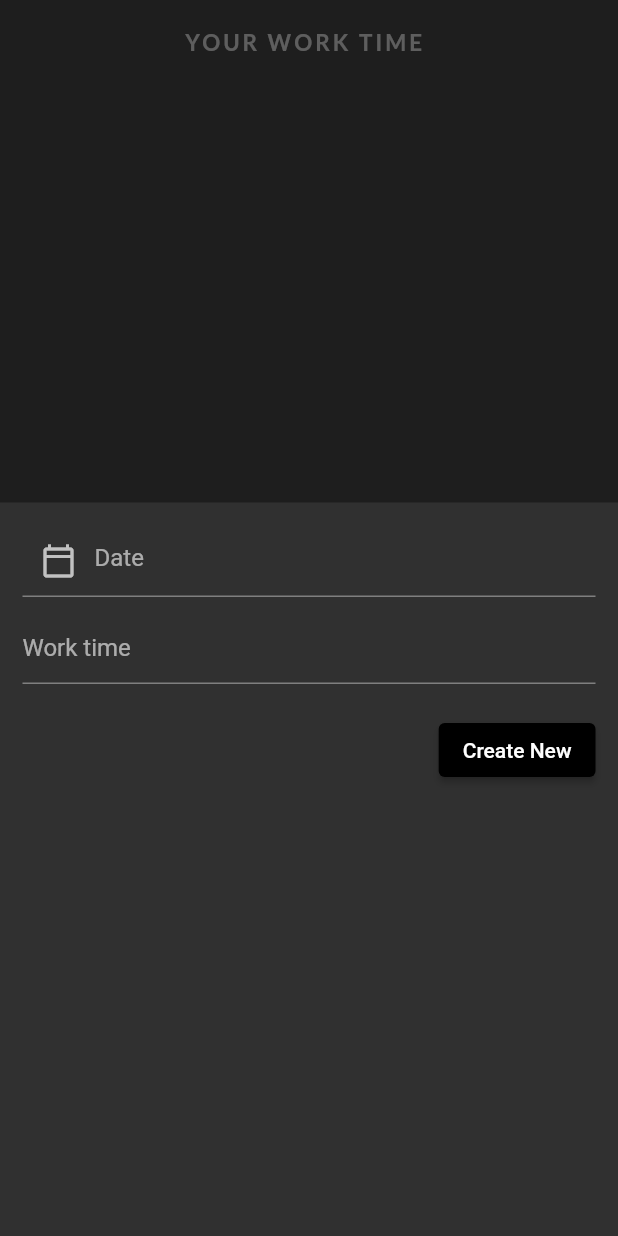
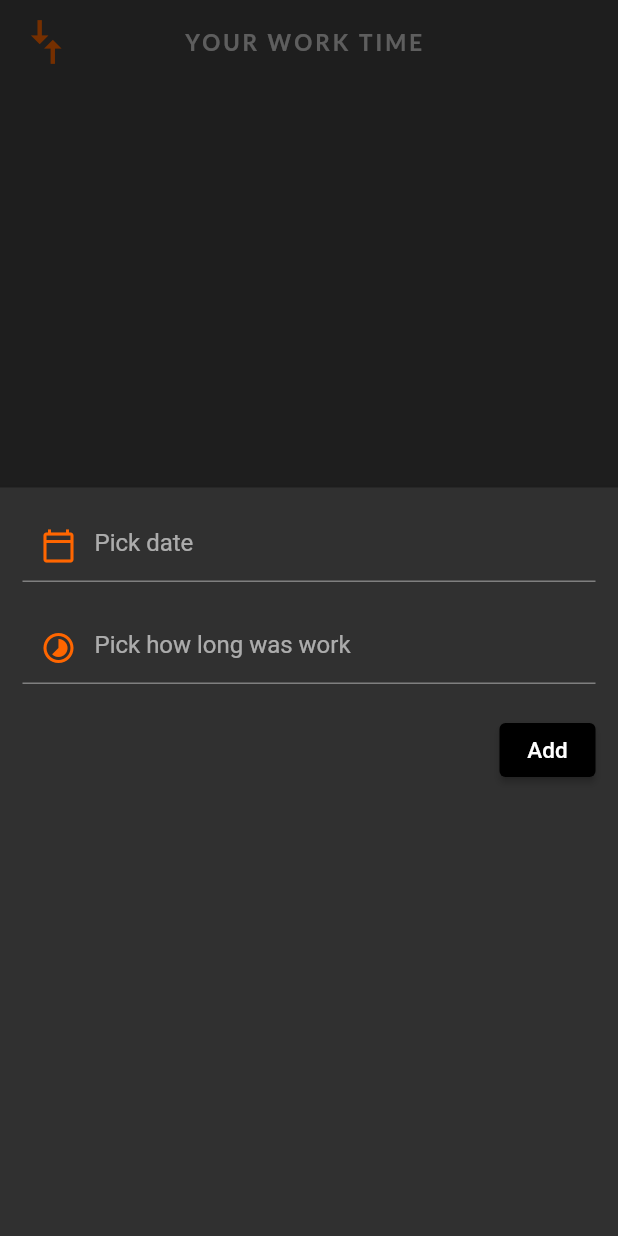
Before and after one commit to dariapichlak/work_time, a Flutter app: the screen it shows after launch, item 2 of the bottom bar chosen, after a tap on the "edit" icon, on a phone screen of 412 x 824 dp. Run offline on Flutter 3.47's test engine with Material 2 defaults, Android fonts, the phone set to English and light mode, and no system bars; our stand-ins replace google_fonts, sqflite; accounts and stored records are empty.

Commit message:
Implement TimePicker

```diff
--- a/lib/main.dart
+++ b/lib/main.dart
@@ -11,6 +11,12 @@ class MyApp extends StatelessWidget {
   @override
   Widget build(BuildContext context) {
     return MaterialApp(
+      builder: (context, child) {
+        return MediaQuery(
+          data: MediaQuery.of(context).copyWith(alwaysUse24HourFormat: true),
+          child: child!,
+        );
+      },
       title: 'Flutter Demo',
       debugShowCheckedModeBanner: false,
       theme: ThemeData.dark(),
--- a/lib/pages/home_page.dart
+++ b/lib/pages/home_page.dart
@@ -1,7 +1,6 @@
 import 'package:flutter/material.dart';
 import 'package:work_time/pages/notes_page.dart';
 import 'package:work_time/pages/timer_page.dart';
-import 'package:intl/intl.dart';
 
 class HomePage extends StatefulWidget {
   const HomePage({
--- a/lib/pages/notes_page.dart
+++ b/lib/pages/notes_page.dart
@@ -13,21 +13,23 @@ class NotesPage extends StatefulWidget {
 }
 
 class _NotesPageState extends State<NotesPage> {
-  // All journals
-  List<Map<String, dynamic>> _journals = [];
+  List<Map<String, dynamic>> journals = [];
+  bool orderByDateDescending = false;
+  bool isLoading = true;
 
-  bool _isLoading = true;
+  TimeOfDay time = const TimeOfDay(hour: 10, minute: 30);
+
   void _refreshJournals() async {
     final data = await SQLHelper.getItems();
     setState(() {
-      _journals = data;
-      _isLoading = false;
+      journals = data;
+      isLoading = false;
     });
   }
 
-  DateTime _dateTime = DateTime.now();
+  DateTime dateTime = DateTime.now();
   _selectedDate(BuildContext context) async {
-    var _pickedDate = await showDatePicker(
+    var pickedDate = await showDatePicker(
       context: context,
       initialDate: DateTime.now(),
       firstDate: DateTime(2022),
@@ -37,7 +39,7 @@ class _NotesPageState extends State<NotesPage> {
       builder: (context, child) => Theme(
         data: ThemeData().copyWith(
             colorScheme: const ColorScheme.dark(
-              primary: Colors.orange,
+              primary: Color.fromARGB(255, 255, 102, 0),
               onPrimary: Colors.white,
               surface: Colors.black,
             ),
@@ -46,10 +48,10 @@ class _NotesPageState extends State<NotesPage> {
       ),
     );
 
-    if (_pickedDate != null) {
+    if (pickedDate != null) {
       setState(() {
-        _dateTime = _pickedDate;
-        _dateController.text = DateFormat('yyyy-MM-dd').format(_pickedDate);
+        dateTime = pickedDate;
+        _dateController.text = DateFormat('yyyy-MM-dd').format(pickedDate);
       });
     }
   }
@@ -57,7 +59,7 @@ class _NotesPageState extends State<NotesPage> {
   @override
   void initState() {
     super.initState();
-    _refreshJournals(); // Loading the diary when the app starts
+    _refreshJournals();
   }
 
   final TextEditingController _dateController = TextEditingController();
@@ -66,7 +68,7 @@ class _NotesPageState extends State<NotesPage> {
   void _showForm(int? id) async {
     if (id != null) {
       final existingJournal =
-          _journals.firstWhere((element) => element['id'] == id);
+          journals.firstWhere((element) => element['id'] == id);
       _dateController.text = existingJournal['date'];
       _worktimeController.text = existingJournal['worktime'];
     }
@@ -88,29 +90,76 @@ class _NotesPageState extends State<NotesPage> {
                 children: [
                   TextField(
                     controller: _dateController,
+                    keyboardType: TextInputType.number,
+                    cursorColor: const Color.fromARGB(255, 255, 102, 0),
                     decoration: InputDecoration(
-                      hintText: 'Date',
+                      focusedBorder: const OutlineInputBorder(
+                        borderSide: BorderSide(
+                          color: Color.fromARGB(255, 255, 102, 0),
+                        ),
+                      ),
+                      hintText: 'Pick date',
                       prefixIcon: InkWell(
                         onTap: () {
                           _selectedDate(context);
                         },
-                        child: const Icon(Icons.calendar_today_outlined),
+                        child: const Icon(
+                          Icons.calendar_today_outlined,
+                          color: Color.fromARGB(255, 255, 102, 0),
+                        ),
                       ),
                     ),
                   ),
                   const SizedBox(
-                    height: 10,
+                    height: 20,
                   ),
                   TextField(
                     controller: _worktimeController,
-                    decoration: const InputDecoration(hintText: 'Work time'),
+                    keyboardType: TextInputType.number,
+                    cursorColor: const Color.fromARGB(255, 255, 102, 0),
+                    decoration: InputDecoration(
+                      focusedBorder: const OutlineInputBorder(
+                        borderSide: BorderSide(
+                          color: Color.fromARGB(255, 255, 102, 0),
+                        ),
+                      ),
+                      hintText: 'Pick how long was work',
+                      prefixIcon: InkWell(
+                        onTap: () async {
+                          TimeOfDay? newTime = await showTimePicker(
+                            context: context,
+                            initialTime: time,
+                            builder: (context, child) => Theme(
+                              data: ThemeData().copyWith(
+                                  colorScheme: const ColorScheme.dark(
+                                    primary: Colors.white,
+                                    onPrimary: Color.fromARGB(255, 255, 102, 0),
+                                    surface: Colors.black,
+                                  ),
+                                  dialogBackgroundColor: Colors.black),
+                              child: child!,
+                            ),
+                          );
+                          if (newTime == null) return;
+                          setState(() {
+                            time = newTime;
+                          });
+                          _worktimeController.text =
+                              time.format(context).toString();
+                        },
+                        child: const Icon(
+                          Icons.timelapse,
+                          color: Color.fromARGB(255, 255, 102, 0),
+                        ),
+                      ),
+                    ),
                   ),
                   const SizedBox(
                     height: 20,
                   ),
                   ElevatedButton(
-                    style:
-                        ElevatedButton.styleFrom(backgroundColor: Colors.black),
+                      style: ElevatedButton.styleFrom(
+                          backgroundColor: Colors.black),
                       onPressed: () async {
                         if (id == null) {
                           await _addItem();
@@ -119,8 +168,13 @@ class _NotesPageState extends State<NotesPage> {
                         _worktimeController.text = '';
                         Navigator.of(context).pop();
                       },
-                    child: const Text('Create New'),
-                  )
+                      child: const Text(
+                        'Add',
+                        style: TextStyle(
+                          color: Colors.white,
+                          fontSize: 15,
+                        ),
+                      )),
                 ],
               ),
             ));
@@ -145,13 +199,23 @@ class _NotesPageState extends State<NotesPage> {
       appBar: AppBar(
         backgroundColor: const Color.fromARGB(255, 65, 65, 65),
         elevation: 0,
-        leading: IconButton(
-          icon: const Icon(
-            Icons.circle,
-            color: Colors.transparent,
-            size: 30,
+        leading: Padding(
+          padding: const EdgeInsets.only(left: 15.0),
+          child: IconButton(
+            icon: const RotatedBox(
+              quarterTurns: 1,
+              child: Icon(
+                Icons.compare_arrows,
+                color: Color.fromARGB(255, 255, 102, 0),
+                size: 35,
               ),
-          onPressed: () {},
+            ),
+            onPressed: () {
+              setState(() {
+                journals = journals.reversed.toList();
+              });
+            },
+          ),
         ),
         actions: [
           Padding(
@@ -180,36 +244,58 @@ class _NotesPageState extends State<NotesPage> {
         ),
       ),
       backgroundColor: const Color.fromARGB(255, 65, 65, 65),
-      body: _isLoading
+      body: isLoading
           ? const Center(
               child: CircularProgressIndicator(
                 color: Color.fromARGB(255, 255, 102, 0),
               ),
             )
-          : ListView.builder(
-              itemCount: _journals.length,
-              itemBuilder: (context, index) => Card(
+          : Column(
+              children: [
+                Expanded(
+                  child: ListView.builder(
+                      itemCount: journals.length,
+                      itemBuilder: (context, index) {
+                        return Card(
                             color: Colors.black,
-                  margin: const EdgeInsets.all(20),
+                            margin: const EdgeInsets.symmetric(
+                                horizontal: 20, vertical: 10),
                             child: Padding(
                               padding: const EdgeInsets.symmetric(
                                   horizontal: 25.0, vertical: 10),
                               child: Row(
-                      mainAxisAlignment: MainAxisAlignment.spaceBetween,
+                                mainAxisAlignment:
+                                    MainAxisAlignment.spaceBetween,
                                 children: [
-                        Text(
-                          _journals[index]['date'],
+                                  Container(
+                                    color: Colors.transparent,
+                                    width: 100,
+                                    child: Text(
+                                      journals[index]['date'],
                                       style: const TextStyle(fontSize: 18),
+                                      overflow: TextOverflow.ellipsis,
+                                      maxLines: 1,
                                     ),
-                        Text(
-                          _journals[index]['worktime'],
-                          style:
-                              const TextStyle(fontSize: 20, color: Colors.grey),
+                                  ),
+                                  Container(
+                                    color: Colors.transparent,
+                                    width: 70,
+                                    child: Text(
+                                      journals[index]['worktime'],
+                                      style: const TextStyle(
+                                        fontSize: 20,
+                                        color: Color.fromARGB(255, 255, 102, 0),
+                                        fontWeight: FontWeight.bold,
+                                      ),
+                                      overflow: TextOverflow.ellipsis,
+                                      maxLines: 1,
+                                    ),
                                   ),
                                   IconButton(
                                       icon: const Icon(
                                         Icons.delete,
                                         size: 22,
+                                        color: Colors.grey,
                                       ),
                                       onPressed: () {
                                         showDialog(
@@ -224,12 +310,17 @@ class _NotesPageState extends State<NotesPage> {
                                                   actions: [
                                                     TextButton(
                                                         onPressed: () =>
-                                                  Navigator.pop(context, 'No'),
+                                                            Navigator.pop(
+                                                                context, 'No'),
                                                         child: const Text(
                                                           'No',
                                                           style: TextStyle(
-                                                  color: Color.fromARGB(
-                                                      255, 255, 102, 0),
+                                                            color:
+                                                                Color.fromARGB(
+                                                                    255,
+                                                                    255,
+                                                                    102,
+                                                                    0),
                                                             fontSize: 20,
                                                           ),
                                                         )),
@@ -237,12 +328,18 @@ class _NotesPageState extends State<NotesPage> {
                                                       width: 65,
                                                     ),
                                                     TextButton(
-                                              onPressed: () => _deleteItem(
-                                                  _journals[index]['id']),
+                                                        onPressed: () =>
+                                                            _deleteItem(
+                                                                journals[index]
+                                                                    ['id']),
                                                         child: const Text('Yes',
                                                             style: TextStyle(
-                                                    color: Color.fromARGB(
-                                                        255, 255, 102, 0),
+                                                              color: Color
+                                                                  .fromARGB(
+                                                                      255,
+                                                                      255,
+                                                                      102,
+                                                                      0),
                                                               fontSize: 20,
                                                             ))),
                                                   ],
@@ -250,7 +347,10 @@ class _NotesPageState extends State<NotesPage> {
                                       }),
                                 ],
                               ),
-                  )),
+                            ));
+                      }),
+                ),
+              ],
             ),
       floatingActionButton: FloatingActionButton(
         backgroundColor: Colors.black,
--- a/lib/pages/timer_page.dart
+++ b/lib/pages/timer_page.dart
@@ -2,7 +2,7 @@ import 'dart:async';
 
 import 'package:flutter/material.dart';
 import 'package:google_fonts/google_fonts.dart';
-import 'package:intl/intl.dart';
+
 
 class TimerPage extends StatefulWidget {
   const TimerPage({
--- a/lib/sql_helper/sql_helper.dart
+++ b/lib/sql_helper/sql_helper.dart
@@ -33,7 +33,7 @@ class SQLHelper {
 
   static Future<List<Map<String, dynamic>>> getItems() async {
     final db = await SQLHelper.db();
-    return db.query('items', orderBy: "id");
+    return db.query('items', orderBy: 'date');
   }
 
   // Delete
```
Lines whose indentation alone changed are shown as unchanged.
